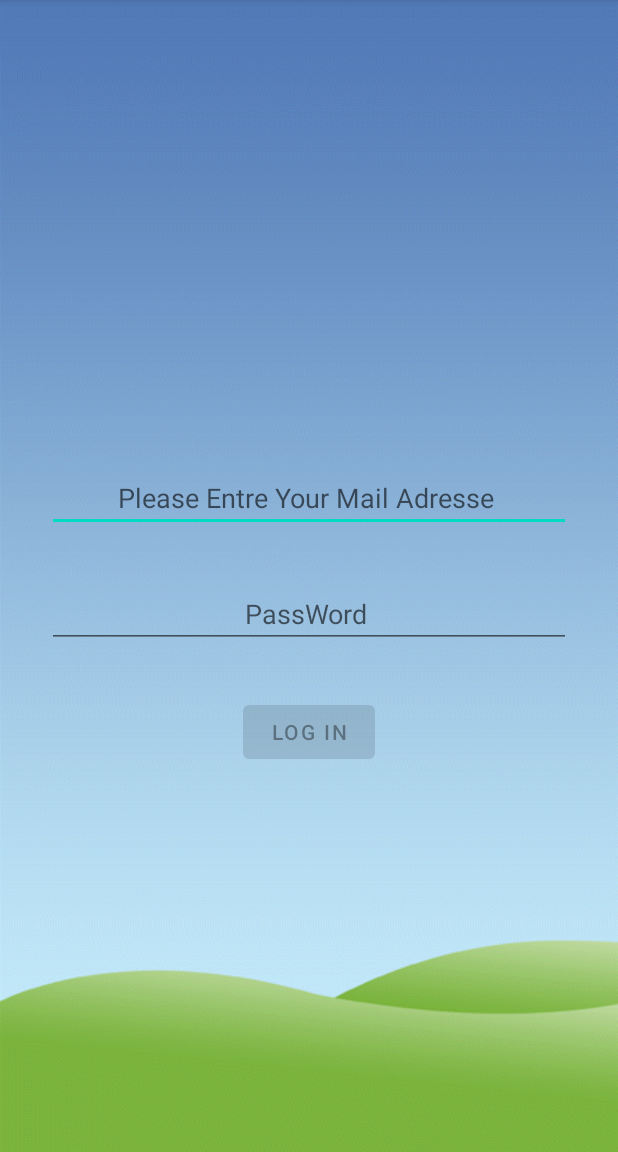
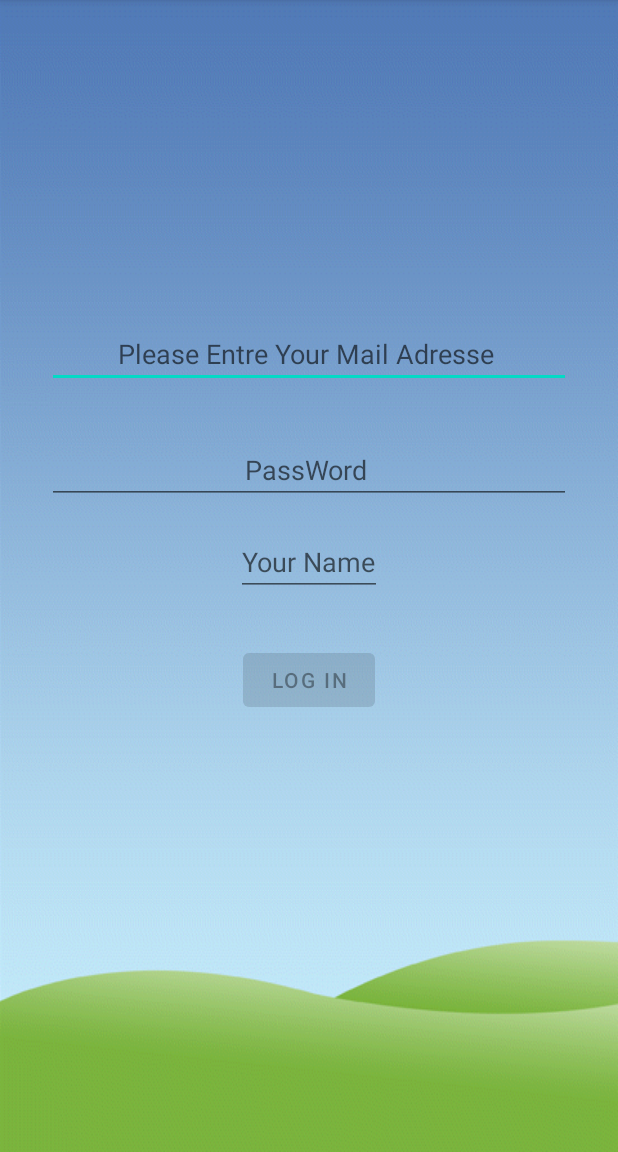
Before and after one commit to khaleddevfs/Exercises_OCR, an Android app: the screen it shows after launch (MainActivity), on a phone screen of 412 x 824 dp, the part 84-1236 px from its top. Run offline under Robolectric (Android 15) with nearby library versions, the phone set to English and light mode, and no system bars.

Commit message:
projet 1

```diff
--- a/app/src/main/java/com/example/openclasseromeprojet/MainActivity.java
+++ b/app/src/main/java/com/example/openclasseromeprojet/MainActivity.java
@@ -10,7 +10,10 @@ import android.util.Patterns;
 import android.view.View;
 import android.widget.Button;
 import android.widget.EditText;
+import android.widget.TextView;
 import android.widget.Toast;
+
+import java.util.jar.Attributes;
 
 public class MainActivity extends AppCompatActivity {
 
@@ -18,6 +21,8 @@ public class MainActivity extends AppCompatActivity {
     private EditText mEditTe1;
     private EditText mEditTe2;
     private Button mBut1;
+    private EditText mName;
+
 
 
 
@@ -31,6 +36,8 @@ public class MainActivity extends AppCompatActivity {
         mEditTe2 = findViewById(R.id.main_editTe2);
         mBut1 = findViewById(R.id.main_but1);
         mBut1.setEnabled(false);
+        mName = findViewById(R.id.main_name);
+
 
         mEditTe1.addTextChangedListener(new TextWatcher() {
             @Override
@@ -74,8 +81,12 @@ public class MainActivity extends AppCompatActivity {
 
                 String email = mEditTe1.getText().toString();
                 String passWord = mEditTe2.getText().toString();
+                String name = mName.getText().toString();
+
+
                 if (email.equals("admin@admin.com") && passWord.equals("admin")){
                     Intent welcomeActivityIntent = new Intent(MainActivity.this, WelcomeActivity.class);
+                    welcomeActivityIntent.putExtra("Name",name);
                     startActivity(welcomeActivityIntent);
                 }else {
                     Toast.makeText(MainActivity.this, "Email ou Mot de Passe Invalide", Toast.LENGTH_LONG).show();
--- a/app/src/main/res/layout/activity_main.xml
+++ b/app/src/main/res/layout/activity_main.xml
@@ -15,7 +15,7 @@
         android:layout_height="wrap_content"
         android:layout_gravity="center_horizontal"
         android:layout_marginStart="16dp"
-        android:layout_marginTop="294dp"
+        android:layout_marginTop="198dp"
         android:layout_marginEnd="16dp"
         android:gravity="center_horizontal"
         android:hint="Please Entre Your Mail Adresse " />
@@ -33,6 +33,17 @@
         android:hint="PassWord " />
 
 
+    <EditText
+        android:id="@+id/main_name"
+        android:layout_width="wrap_content"
+        android:layout_height="wrap_content"
+        android:layout_gravity="center_horizontal"
+        android:layout_marginTop="16dp"
+        android:hint="Your Name"/>
+
+
+
+
     <Button
         android:id="@+id/main_but1"
         android:layout_width="wrap_content"
--- a/app/src/main/res/layout/activity_welcome.xml
+++ b/app/src/main/res/layout/activity_welcome.xml
@@ -10,12 +10,12 @@
 
 
     <TextView
+        android:id="@+id/main_nameResult"
         android:layout_width="wrap_content"
         android:layout_height="wrap_content"
         android:layout_gravity="center_horizontal"
-        android:layout_marginTop="332dp"
+        android:layout_marginTop="232dp"
         android:gravity="center_horizontal"
-        android:text="Welcome to the app"
         android:textColorHighlight="@color/design_default_color_surface"
         android:textSize="26sp"
         android:textStyle="bold"/>
```
Also changed, not shown: app/src/main/java/com/example/openclasseromeprojet/WelcomeActivity.java (+13 -0 lines).
